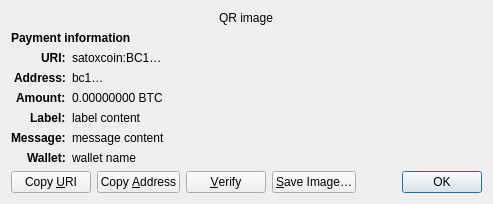
Qt form src/qt/forms/receiverequestdialog.ui (PFORMSatox/satoxcoin) before a commit.
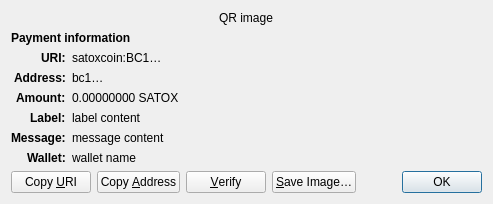
The same form after that commit. Custom widgets are drawn as their Qt base class.

```diff
--- a/src/qt/forms/receiverequestdialog.ui
+++ b/src/qt/forms/receiverequestdialog.ui
@@ -126,7 +126,7 @@
    <item row="4" column="1" alignment="Qt::AlignTop">
     <widget class="QLabel" name="amount_content">
      <property name="text">
-      <string notr="true">0.00000000 BTC</string>
+      <string notr="true">0.00000000 SATOX</string>
      </property>
      <property name="textFormat">
       <enum>Qt::PlainText</enum>
```
